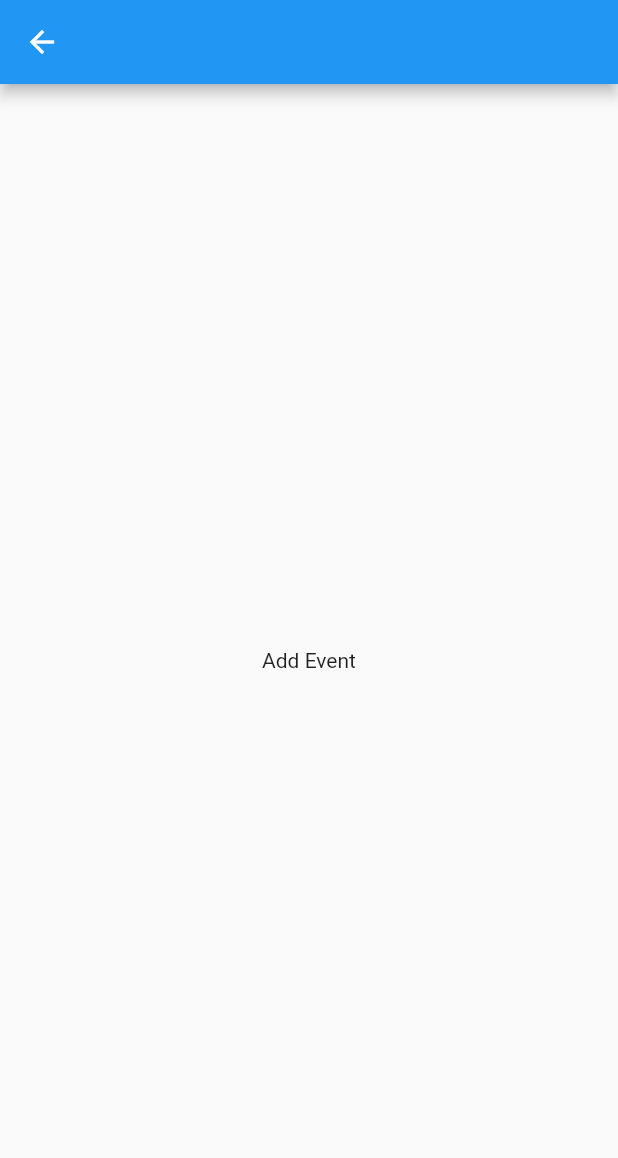
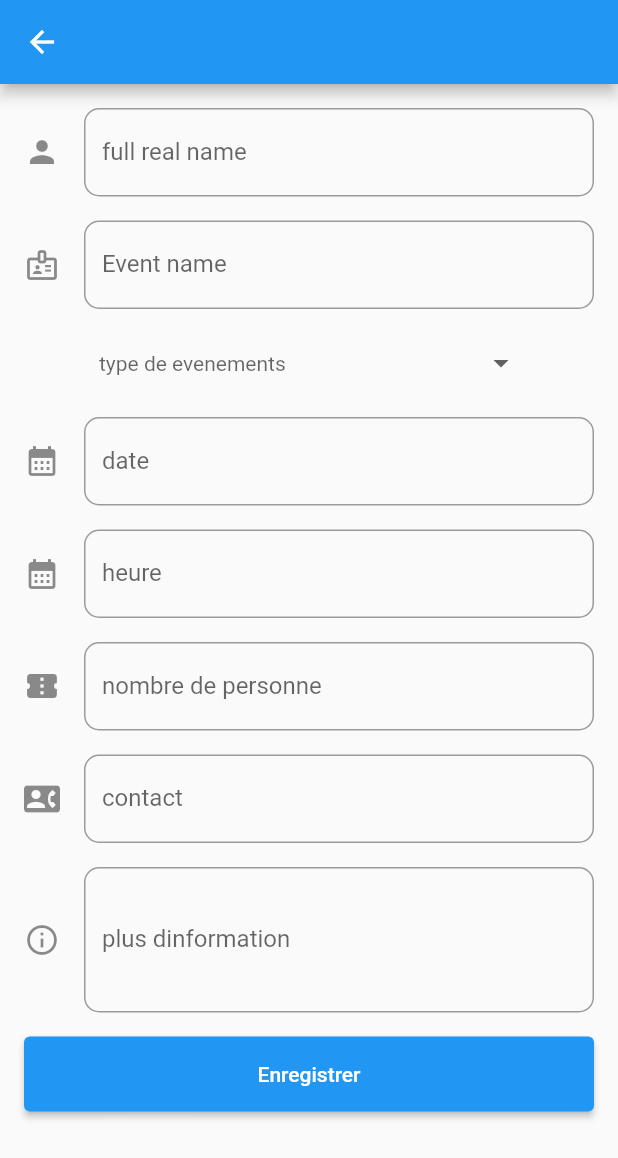
Before and after one commit to rabieHs/oasis_app, a Flutter app: the AddEvent screen opened directly, on a phone screen of 412 x 824 dp. Shown: the top 1158 px of the screen. Run offline on Flutter 3.47's test engine with Material 2 defaults, Android fonts, the phone set to English and light mode, and no system bars; drawn by our look-alikes of dropdown_button2; our stand-ins replace cloud_firestore, firebase_auth, firebase_core, google_nav_bar, table_calendar; accounts and stored records are empty; network calls fail.

Commit message:
stream events

```diff
--- a/lib/views/add_event.dart
+++ b/lib/views/add_event.dart
@@ -1,22 +1,232 @@
+import 'package:cloud_firestore/cloud_firestore.dart';
+import 'package:dropdown_button2/dropdown_button2.dart';
+import 'package:firebase_auth/firebase_auth.dart';
 import 'package:flutter/material.dart';
 import 'package:flutter/src/widgets/framework.dart';
 import 'package:flutter/src/widgets/placeholder.dart';
 
 class AddEvent extends StatefulWidget {
-  const AddEvent({super.key});
+  AddEvent({super.key});
 
   @override
   State<AddEvent> createState() => _AddEventState();
 }
 
 class _AddEventState extends State<AddEvent> {
+  String? selectedValue;
+  final nameController = TextEditingController();
+  final usernameController = TextEditingController();
+  final dateController = TextEditingController();
+  final timeController = TextEditingController();
+  final nbplacesController = TextEditingController();
+  final contactController = TextEditingController();
+  final otherController = TextEditingController();
   @override
   Widget build(BuildContext context) {
     return Scaffold(
-      appBar: AppBar(),
-      body: Center(
-        child: Text("Add Event"),
-      ),
-    );
+        appBar: AppBar(),
+        body: Padding(
+            padding: const EdgeInsets.all(16.0),
+            child: Form(
+              child: SingleChildScrollView(
+                child: Column(
+                  mainAxisAlignment: MainAxisAlignment.center,
+                  crossAxisAlignment: CrossAxisAlignment.start,
+                  children: [
+                    TextFormField(
+                      controller: usernameController,
+                      decoration: InputDecoration(
+                          labelText: 'full real name',
+                          icon: Icon(Icons.person),
+                          border: OutlineInputBorder(
+                              borderRadius: BorderRadius.circular(10.0))),
+                    ),
+                    SizedBox(
+                      height: 16.0,
+                    ),
+                    TextFormField(
+                      controller: nameController,
+                      decoration: InputDecoration(
+                          labelText: 'Event name',
+                          icon: Icon(Icons.badge_outlined),
+                          border: OutlineInputBorder(
+                              borderRadius: BorderRadius.circular(10.0))),
+                    ),
+                    SizedBox(
+                      height: 16.0,
+                    ),
+                    DropdownButtonHideUnderline(
+                        child: DropdownButton2<String>(
+                      isExpanded: true,
+                      hint: Text(
+                        'type de evenements',
+                        style: TextStyle(
+                          fontSize: 14,
+                          color: Theme.of(context).hintColor,
+                        ),
+                      ),
+                      items: items
+                          .map((String item) => DropdownMenuItem<String>(
+                                value: item,
+                                child: Text(
+                                  item,
+                                  style: const TextStyle(
+                                    fontSize: 14,
+                                  ),
+                                ),
+                              ))
+                          .toList(),
+                      value: selectedValue,
+                      onChanged: (String? value) {
+                        setState(() {
+                          selectedValue = value;
+                        });
+                      },
+                      buttonStyleData: const ButtonStyleData(
+                        padding: EdgeInsets.symmetric(horizontal: 50),
+                        height: 40,
+                        width: 500,
+                      ),
+                      menuItemStyleData: const MenuItemStyleData(
+                        height: 40,
+                      ),
+                    )),
+                    SizedBox(
+                      height: 16.0,
+                    ),
+                    TextFormField(
+                      onTap: () async {
+                        final date = await showDatePicker(
+                            context: context,
+                            initialDate: DateTime.now(),
+                            firstDate: DateTime.now(),
+                            lastDate: DateTime(2050));
+
+                        if (date != null) {
+                          setState(() {
+                            dateController.text =
+                                "${date.day}- ${date.month}- ${date.year}";
+                          });
+                        }
+                      },
+                      controller: dateController,
+                      decoration: InputDecoration(
+                          labelText: 'date',
+                          icon: Icon(Icons.calendar_month_sharp),
+                          border: OutlineInputBorder(
+                              borderRadius: BorderRadius.circular(10.0))),
+                    ),
+                    SizedBox(
+                      height: 16.0,
+                    ),
+                    TextFormField(
+                      onTap: () async {
+                        final time = await showTimePicker(
+                            context: context, initialTime: TimeOfDay.now());
+                        if (time != null) {
+                          setState(() {
+                            timeController.text = "${time.hour}:${time.minute}";
+                          });
+                        }
+
+                        print(time);
+                      },
+                      controller: timeController,
+                      decoration: InputDecoration(
+                          labelText: 'heure',
+                          icon: Icon(Icons.calendar_month_sharp),
+                          border: OutlineInputBorder(
+                              borderRadius: BorderRadius.circular(10.0))),
+                    ),
+                    SizedBox(
+                      height: 16.0,
+                    ),
+                    TextFormField(
+                      controller: nbplacesController,
+                      keyboardType: TextInputType.number,
+                      decoration: InputDecoration(
+                          labelText: 'nombre de personne',
+                          icon: Icon(Icons.confirmation_number),
+                          border: OutlineInputBorder(
+                              borderRadius: BorderRadius.circular(10.0))),
+                    ),
+                    SizedBox(
+                      height: 16.0,
+                    ),
+                    TextFormField(
+                      controller: contactController,
+                      keyboardType: TextInputType.number,
+                      decoration: InputDecoration(
+                          labelText: 'contact',
+                          icon: Icon(Icons.contact_phone),
+                          border: OutlineInputBorder(
+                              borderRadius: BorderRadius.circular(10.0))),
+                    ),
+                    SizedBox(
+                      height: 16.0,
+                    ),
+                    TextFormField(
+                      controller: otherController,
+                      maxLines: 3,
+                      decoration: InputDecoration(
+                          labelText: 'plus dinformation',
+                          icon: Icon(Icons.info_outline),
+                          border: OutlineInputBorder(
+                              borderRadius: BorderRadius.circular(10.0))),
+                    ),
+                    SizedBox(
+                      height: 16.0,
+                    ),
+                    Container(
+                      height: 50,
+                      width: double.infinity,
+                      child: ElevatedButton(
+                          onPressed: () async {
+                            final userId =
+                                FirebaseAuth.instance.currentUser!.uid;
+                            final userName = usernameController.text;
+                            final name = nameController.text;
+                            final type = selectedValue;
+                            final date = dateController.text;
+                            final time = timeController.text;
+                            final nbr = nbplacesController.text;
+                            final contact = contactController.text;
+                            final moreInfo = otherController.text;
+
+                            await FirebaseFirestore.instance
+                                .collection('events')
+                                .doc()
+                                .set({
+                              "user_id": userId,
+                              "user-name": userName,
+                              "event_name": name,
+                              "type": type,
+                              "date": date,
+                              "time": time,
+                              "number": nbr,
+                              "contact": contact,
+                              "more_info": moreInfo
+                            }).whenComplete(() {
+                              ScaffoldMessenger.of(context)
+                                  .showSnackBar(SnackBar(
+                                content: Text("Event added Successfully"),
+                                backgroundColor: Colors.green,
+                              ));
+                            });
+                          },
+                          child: Text("Enregistrer")),
+                    ),
+                  ],
+                ),
+              ),
+            )));
   }
 }
+
+final List<String> items = [
+  'Mariage',
+  'Soutenance',
+  'Anniversaire',
+  'party',
+];
+List<String> selectedValue = [];
--- a/lib/views/login.dart
+++ b/lib/views/login.dart
@@ -92,7 +92,7 @@ class _LoginState extends State<Login> {
                   padding: const EdgeInsets.all(15),
                 ),
                 child: const Text(
-                  "Déconnexion",
+                  "Login",
                   style: TextStyle(color: Color.fromARGB(255, 33, 211, 235)),
                 ),
               ),
--- a/lib/views/menu.dart
+++ b/lib/views/menu.dart
@@ -1,5 +1,6 @@
 import 'package:flutter/material.dart';
 import 'package:oasis_app/core/consts.dart';
+import 'package:oasis_app/views/add_categories.dart';
 
 class Menu extends StatefulWidget {
   const Menu({super.key});
@@ -14,6 +15,8 @@ class _MenuState extends State<Menu> {
     return Scaffold(
       floatingActionButton: FloatingActionButton(
         onPressed: () {
+          Navigator.of(context)
+              .push(MaterialPageRoute(builder: (context) => DropdownMenuApp()));
           // navigate to  add menu page
           //add menu page content:
           /// category drop down menu {coffee, wtaer , food }
--- a/pubspec.yaml
+++ b/pubspec.yaml
@@ -41,6 +41,7 @@ dependencies:
   firebase_core: ^2.24.2
   firebase_auth: ^4.16.0
   firebase_storage: ^11.6.0
+  dropdown_button2: ^2.1.4
 
 dev_dependencies:
   flutter_test:
```
Also changed, not shown: lib/main.dart (+4 -3 lines), lib/services/events.dart (added, +15 -0 lines), lib/views/add_categories.dart (added, +52 -0 lines), lib/views/add_table.dart (+41 -49 lines), lib/views/categories.dart (added, +45 -0 lines), lib/views/events.dart (+60 -12 lines), lib/views/leading.dart (+13 -4 lines), pubspec.lock, 1 other file.
